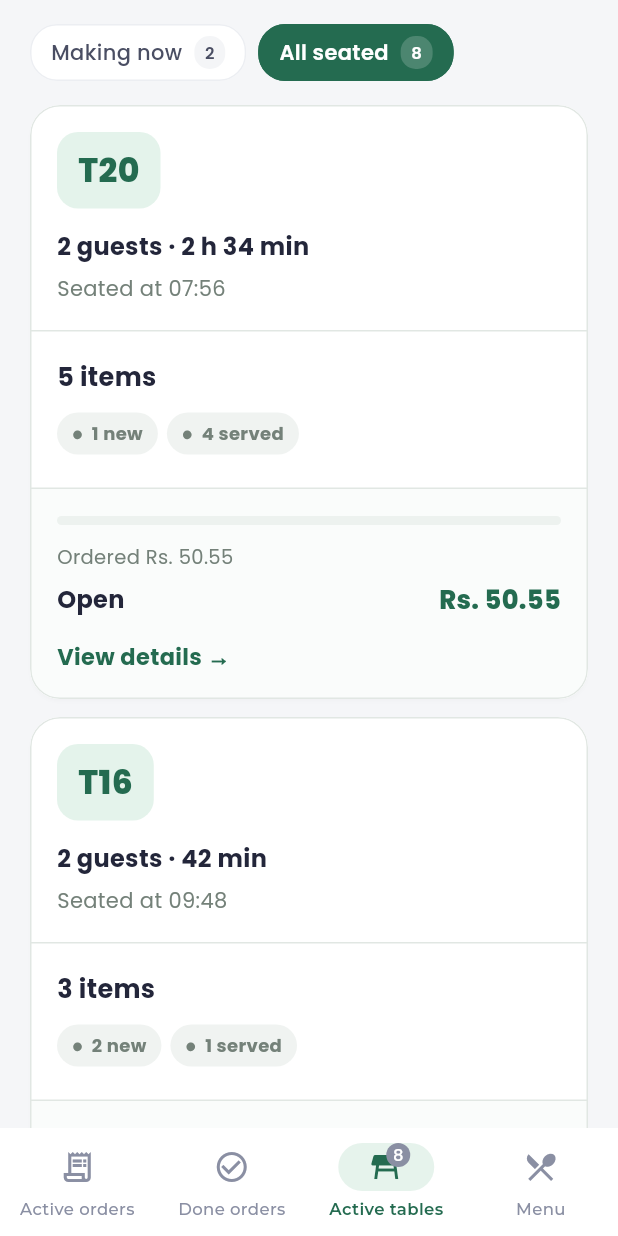
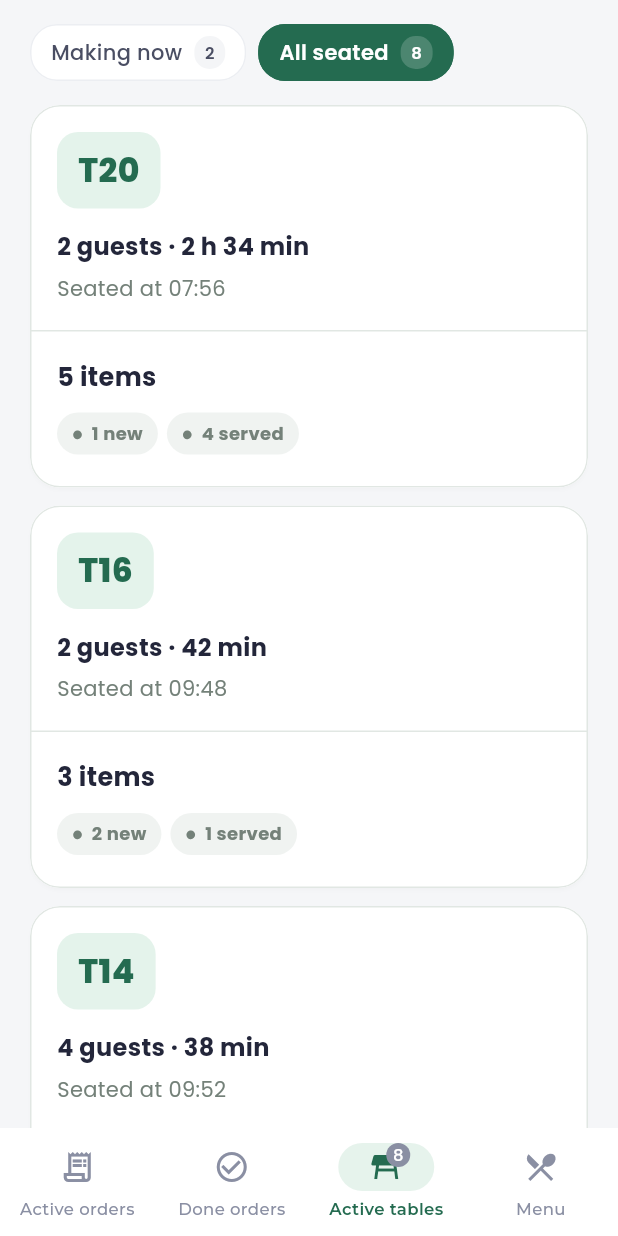
Before and after one commit to anastanyums/shiney-gestro-tablet, a Flutter app: the StationBoard screen opened directly with empty values, item 3 of the bottom bar chosen, on a phone screen of 412 x 824 dp. Run offline on Flutter 3.47's test engine with Material 3 defaults, Android fonts, the phone set to English and light mode, and no system bars; our stand-ins replace google_fonts, image_picker, shared_preferences, supabase_flutter, timezone; missing offline and left inert: in_app_update, mobile_scanner, print_bluetooth_thermal; accounts and stored records are empty.

Commit message:
Remove financial footer from station active table cards

```diff
--- a/lib/station_board.dart
+++ b/lib/station_board.dart
@@ -1751,8 +1751,6 @@ class _StationBoardState extends State<StationBoard> {
     final time = t.started!.toLocal();
     final seatedAt =
         '${time.hour.toString().padLeft(2, '0')}:${time.minute.toString().padLeft(2, '0')}';
-    final ordered = t.items.fold<int>(0, (n, x) => n + x.totalFor(x.quantity));
-    final open = t.balance;
     void details() => showDialog<void>(
         context: context,
         builder: (ctx) => Dialog(
@@ -1868,46 +1866,6 @@ class _StationBoardState extends State<StationBoard> {
                                           state == 'Ready' ? green : muted),
                                 ]),
                               ]))),
-            const Divider(height: 1, color: Color(0xFFE1E7E3)),
-            Container(
-                color: const Color(0xFFFAFCFB),
-                padding: const EdgeInsets.all(18),
-                child: Column(
-                    crossAxisAlignment: CrossAxisAlignment.start,
-                    children: [
-                      ClipRRect(
-                          borderRadius: BorderRadius.circular(8),
-                          child: LinearProgressIndicator(
-                              value: ordered > 0
-                                  ? ((ordered - open) / ordered).clamp(0.0, 1.0)
-                                  : 0,
-                              minHeight: 6,
-                              backgroundColor: const Color(0xFFEDF2EF),
-                              color: green)),
-                      const SizedBox(height: 12),
-                      Text('Ordered ${money(ordered)}',
-                          style: const TextStyle(fontSize: 13, color: muted)),
-                      const SizedBox(height: 7),
-                      Row(children: [
-                        const Text('Open',
-                            style: TextStyle(
-                                fontWeight: FontWeight.w700, fontSize: 16)),
-                        const SizedBox(width: 8),
-                        Expanded(
-                            child: Text(money(open),
-                                textAlign: TextAlign.end,
-                                style: const TextStyle(
-                                    color: green,
-                                    fontWeight: FontWeight.w800,
-                                    fontSize: 17)))
-                      ]),
-                      const SizedBox(height: 14),
-                      const Text('View details →',
-                          style: TextStyle(
-                              color: green,
-                              fontSize: 15,
-                              fontWeight: FontWeight.w700)),
-                    ])),
           ])),
     );
   }
```
